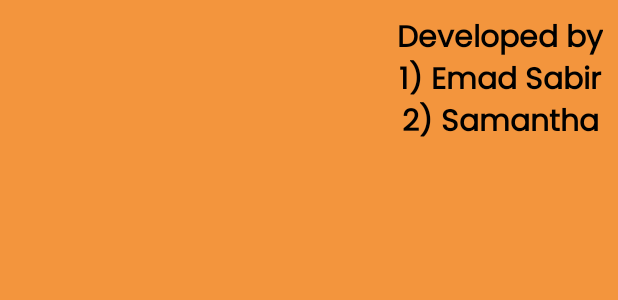
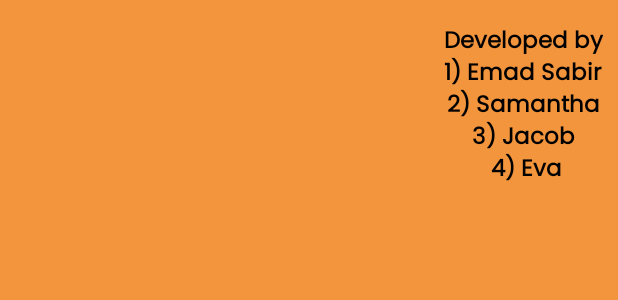
Before and after one commit to EmadAhmedSabir/Assignment_Snake_Game, an Android app: the layout activity_main.xml on its own in the app's theme, with its tools: preview values and no code run, on a phone screen of 412 x 824 dp. Shown: the top 300 px of the screen. Run offline under Robolectric (Android 15) with nearby library versions, the phone set to English and light mode, and no system bars.

Commit message:
Changed developed by text.

```diff
--- a/app/src/main/java/com/gamecodeschool/c17snake/SnakeGame.java
+++ b/app/src/main/java/com/gamecodeschool/c17snake/SnakeGame.java
@@ -33,7 +33,7 @@ class SnakeGame extends SurfaceView implements Runnable{
     private int mCrashID = -1;
 
     // The size in segments of the playable area
-    private final int NUM_BLOCKS_WIDE = 40;
+    private final int NUM_BLOCKS_WIDE = 15;
     private final int mNumBlocksHigh;
 
     private final int blockSize;
--- a/app/src/main/res/layout/activity_main.xml
+++ b/app/src/main/res/layout/activity_main.xml
@@ -34,14 +34,14 @@
         <TextView
             android:layout_width="wrap_content"
             android:textColor="@color/black"
-            android:textSize="20sp"
+            android:textSize="15sp"
             android:textStyle="bold"
-            android:layout_marginTop="10dp"
+            android:layout_marginTop="15dp"
             android:layout_alignParentEnd="true"
             android:layout_marginEnd="10dp"
             android:gravity="center"
             android:layout_height="wrap_content"
-            android:text="Developed by\n1) Emad Sabir\n2) Samantha"
+            android:text="Developed by\n1) Emad Sabir\n2) Samantha\n3) Jacob\n 4) Eva"
             android:minHeight="70dp"/>
 
 
```
